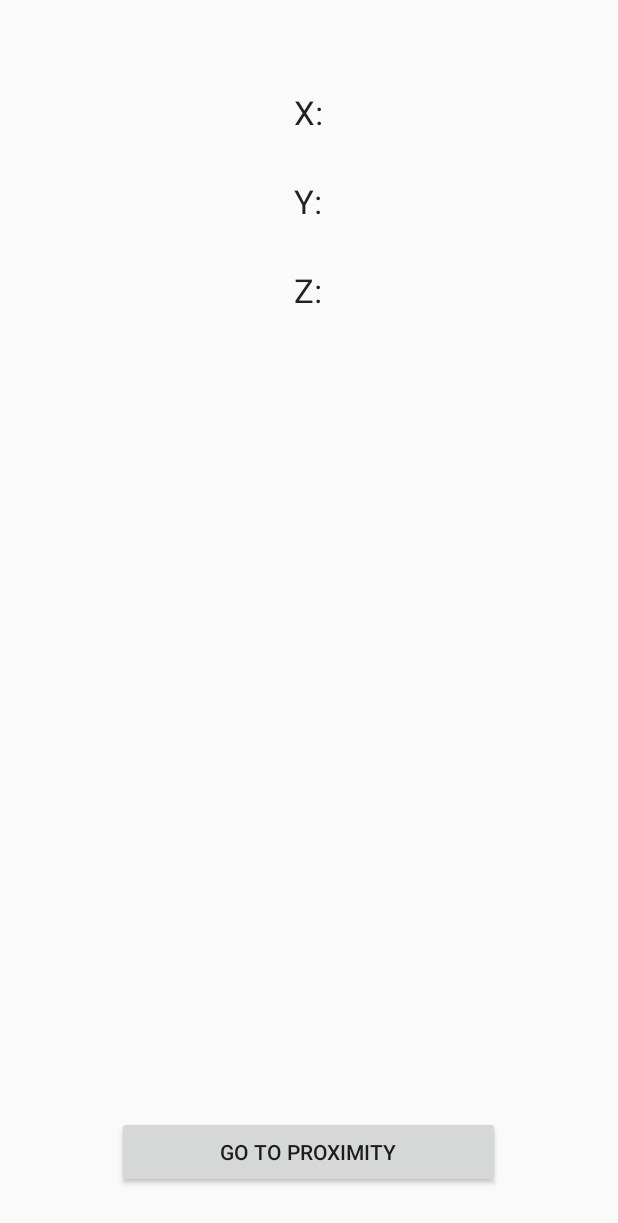
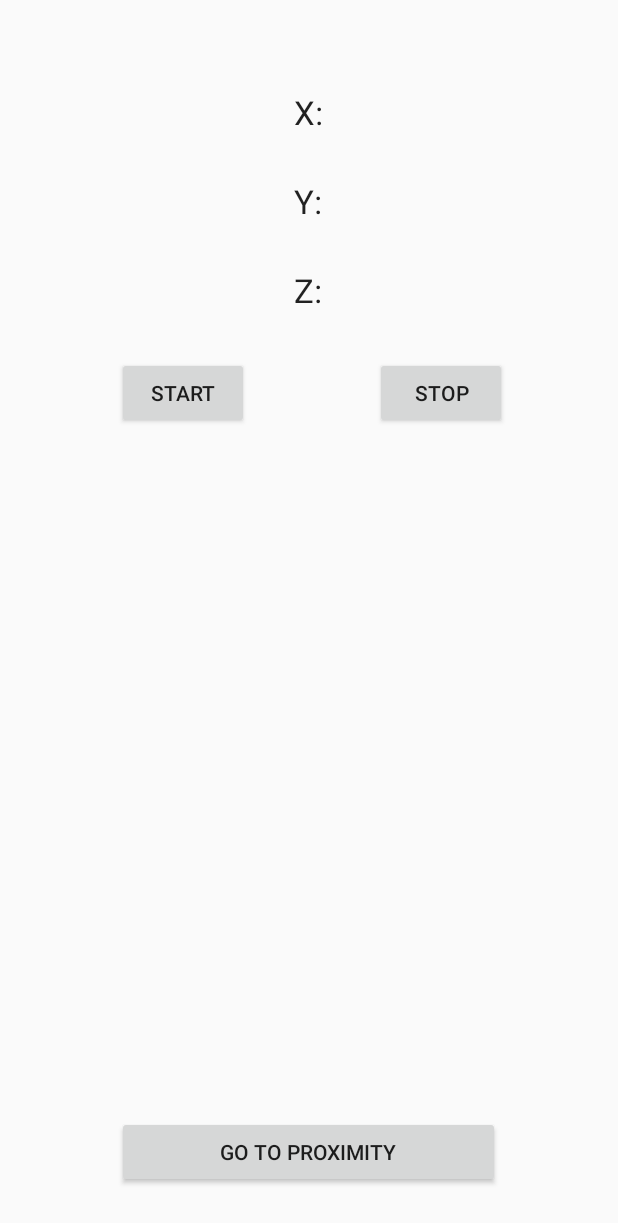
Before and after one commit to Njuby/Mob-Infra, an Android app: the screen it shows after launch (MainActivity), on a phone screen of 412 x 824 dp. Shown: the top 1223 px of the screen. Run offline under Robolectric (Android 15) with nearby library versions, the phone set to English and light mode, and no system bars; our stand-ins replace Firebase (no records; nobody signed in at launch, a user with empty details on screens opened directly).

```diff
--- a/app/src/main/java/com/example/david/mobinfra/MainActivity.java
+++ b/app/src/main/java/com/example/david/mobinfra/MainActivity.java
@@ -38,7 +38,10 @@ public class MainActivity extends AppCompatActivity implements SensorEventListen
 
     //region Fields
     private TextView xText, yText, zText;
-    private Button compasButton;
+    private Button compasButton, buttonStart, buttonStop;
+
+    SensorManager mSensorManager;
+    Sensor mySensor;
 
     private DatabaseReference myRef, myDataRef;
     private int userID = 1;
@@ -301,6 +304,9 @@ public class MainActivity extends AppCompatActivity implements SensorEventListen
         yText = findViewById(R.id.yText);
         zText = findViewById(R.id.zText);
         compasButton = findViewById(R.id.compasButton);
+        buttonStart = findViewById(R.id.buttonStart);
+        buttonStop = findViewById(R.id.buttonStop);
+
         compasButton.setOnClickListener(new View.OnClickListener() {
             @Override
             public void onClick(View v) {
@@ -309,19 +315,26 @@ public class MainActivity extends AppCompatActivity implements SensorEventListen
             }
         });
 
-        // Create our Sensor Manager
-        SensorManager mSensorManager = (SensorManager)getSystemService(SENSOR_SERVICE);
+        buttonStart.setOnClickListener(new View.OnClickListener() {
+            @Override
+            public void onClick(View v) {
+                onResume();
+            }
+        });
 
-        // Accelerometer Sensor
+        buttonStop.setOnClickListener(new View.OnClickListener() {
+            @Override
+            public void onClick(View v) {
+                onPause();
 
-        Sensor mySensor = null;
+            }
+        });
+
+        // Create our Sensor
+        mSensorManager = (SensorManager)getSystemService(SENSOR_SERVICE);
+        mySensor = null;
         if (mSensorManager != null) {
             mySensor = mSensorManager.getDefaultSensor(Sensor.TYPE_ACCELEROMETER);
-        }
-
-        // Register sensor Listener
-        if(mySensor != null){
-            mSensorManager.registerListener(this, mySensor, SensorManager.SENSOR_DELAY_NORMAL);
         }
 
         //myDatabaseReference
@@ -358,12 +371,14 @@ public class MainActivity extends AppCompatActivity implements SensorEventListen
     @Override
     protected void onPause() {
         super.onPause();
-
+        mSensorManager.unregisterListener(this);
     }
 
     @Override
     protected void onResume() {
         super.onResume();
+        if(mySensor != null)
+            mSensorManager.registerListener(this, mySensor, SensorManager.SENSOR_DELAY_NORMAL);
     }
 
     //region Accelerometer
@@ -378,10 +393,6 @@ public class MainActivity extends AppCompatActivity implements SensorEventListen
         WriteNewRotation(GetID(), event.values[0],  event.values[1],  event.values[2]);
     }
 
-    //endregion
-
-    //region Methods
-
     //Increase Id counter
     private String GetID() {
         String id = String.valueOf(userID);
@@ -394,4 +405,6 @@ public class MainActivity extends AppCompatActivity implements SensorEventListen
         myRef.child("Data").child(id).setValue(rData);
     }
     //endregion
+
+
 }
--- a/app/src/main/res/layout/activity_main.xml
+++ b/app/src/main/res/layout/activity_main.xml
@@ -43,4 +43,22 @@
         android:layout_centerHorizontal="true"
         android:layout_marginBottom="32dp"
         android:text="Go TO Proximity" />
+
+    <Button
+        android:id="@+id/buttonStop"
+        android:layout_width="wrap_content"
+        android:layout_height="wrap_content"
+        android:layout_alignParentEnd="true"
+        android:layout_alignTop="@+id/buttonStart"
+        android:layout_marginEnd="74dp"
+        android:text="Stop" />
+
+    <Button
+        android:id="@+id/buttonStart"
+        android:layout_width="wrap_content"
+        android:layout_height="wrap_content"
+        android:layout_alignParentTop="true"
+        android:layout_alignStart="@+id/compasButton"
+        android:layout_marginTop="238dp"
+        android:text="Start" />
 </RelativeLayout>
--- a/app/src/main/res/values/strings.xml
+++ b/app/src/main/res/values/strings.xml
@@ -4,4 +4,6 @@
     <string name="x">X: </string>
     <string name="y">Y: </string>
     <string name="z">Z: </string>
+    <string name="Near">Near: </string>
+    <string name="Away">Away: </string>
 </resources>
```
Also changed, not shown: app/src/main/java/com/example/david/mobinfra/ProximityActivity.java (+22 -8 lines).
